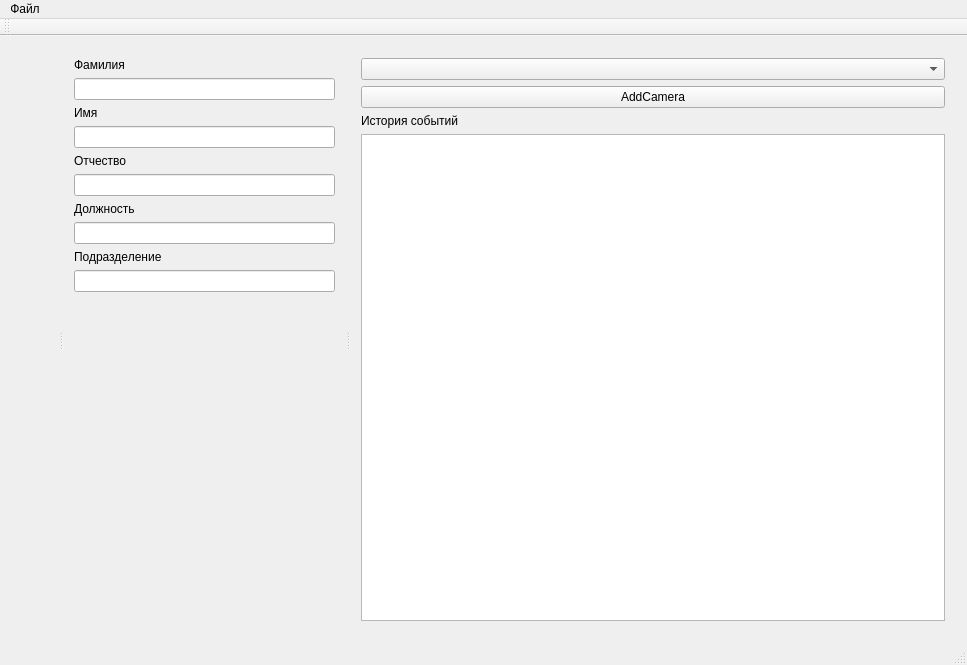
This is mainwindow.ui in artemer981333/LiveFaceRecoSystem as Qt 5 draws it before an edit. The edited form follows.
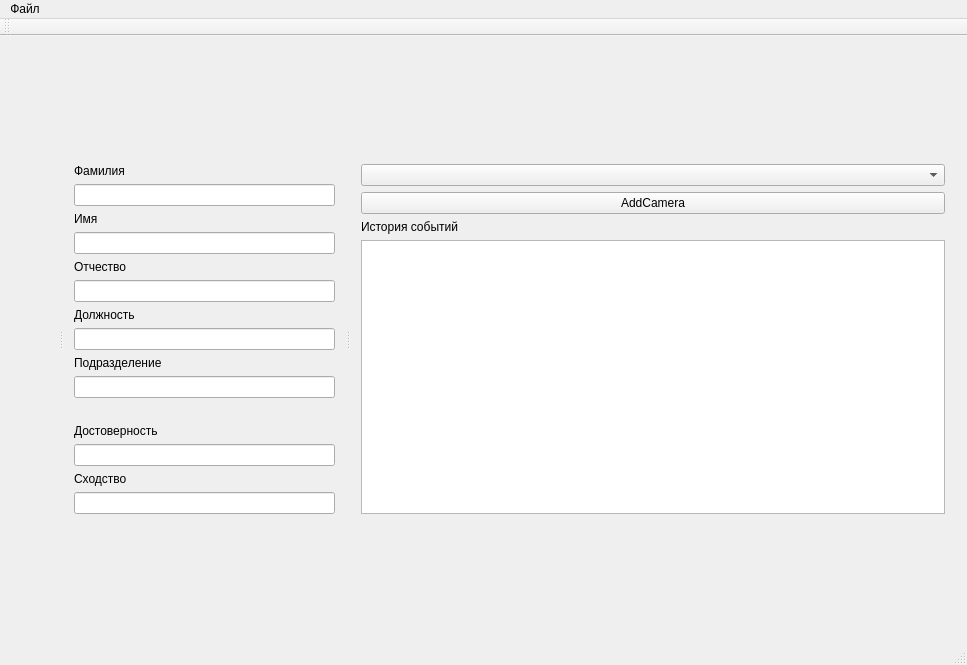
This is the edited form.

```diff
--- a/mainwindow.ui
+++ b/mainwindow.ui
@@ -17,14 +17,27 @@
    <layout class="QHBoxLayout" name="horizontalLayout">
     <item>
      <widget class="QSplitter" name="splitter">
+      <property name="midLineWidth">
+       <number>3</number>
+      </property>
       <property name="orientation">
        <enum>Qt::Horizontal</enum>
       </property>
-      <widget class="QWidget" name="">
-       <layout class="QVBoxLayout" name="VideoLayout"/>
+      <property name="childrenCollapsible">
+       <bool>true</bool>
+      </property>
+      <widget class="QWidget" name="layoutWidget">
+       <layout class="QVBoxLayout" name="VideoLayout">
+        <property name="sizeConstraint">
+         <enum>QLayout::SetMaximumSize</enum>
+        </property>
+       </layout>
       </widget>
-      <widget class="QWidget" name="">
+      <widget class="QWidget" name="layoutWidget">
        <layout class="QVBoxLayout" name="verticalLayout_3">
+        <property name="sizeConstraint">
+         <enum>QLayout::SetDefaultConstraint</enum>
+        </property>
         <item>
          <widget class="QLabel" name="label_3">
           <property name="text">
@@ -33,7 +46,11 @@
          </widget>
         </item>
         <item>
-         <widget class="QLineEdit" name="lineEdit"/>
+         <widget class="QLineEdit" name="SurnameLE">
+          <property name="readOnly">
+           <bool>true</bool>
+          </property>
+         </widget>
         </item>
         <item>
          <widget class="QLabel" name="label_2">
@@ -43,7 +60,11 @@
          </widget>
         </item>
         <item>
-         <widget class="QLineEdit" name="lineEdit_2"/>
+         <widget class="QLineEdit" name="NameLE">
+          <property name="readOnly">
+           <bool>true</bool>
+          </property>
+         </widget>
         </item>
         <item>
          <widget class="QLabel" name="label_4">
@@ -53,7 +74,11 @@
          </widget>
         </item>
         <item>
-         <widget class="QLineEdit" name="lineEdit_3"/>
+         <widget class="QLineEdit" name="LastnameLE">
+          <property name="readOnly">
+           <bool>true</bool>
+          </property>
+         </widget>
         </item>
         <item>
          <widget class="QLabel" name="label_7">
@@ -63,7 +88,11 @@
          </widget>
         </item>
         <item>
-         <widget class="QLineEdit" name="lineEdit_4"/>
+         <widget class="QLineEdit" name="PostLE">
+          <property name="readOnly">
+           <bool>true</bool>
+          </property>
+         </widget>
         </item>
         <item>
          <widget class="QLabel" name="label_5">
@@ -73,10 +102,14 @@
          </widget>
         </item>
         <item>
-         <widget class="QLineEdit" name="lineEdit_5"/>
+         <widget class="QLineEdit" name="SubdivisionLE">
+          <property name="readOnly">
+           <bool>true</bool>
+          </property>
+         </widget>
         </item>
         <item>
-         <widget class="QLabel" name="label_8">
+         <widget class="QLabel" name="PhotoLable">
           <property name="enabled">
            <bool>true</bool>
           </property>
@@ -104,10 +137,41 @@
           </property>
          </spacer>
         </item>
+        <item>
+         <widget class="QLabel" name="label_6">
+          <property name="text">
+           <string>Достоверность</string>
+          </property>
+         </widget>
+        </item>
+        <item>
+         <widget class="QLineEdit" name="ConfidenceLE">
+          <property name="readOnly">
+           <bool>true</bool>
+          </property>
+         </widget>
+        </item>
+        <item>
+         <widget class="QLabel" name="label_8">
+          <property name="text">
+           <string>Сходство</string>
+          </property>
+         </widget>
+        </item>
+        <item>
+         <widget class="QLineEdit" name="SimilarityLE">
+          <property name="readOnly">
+           <bool>true</bool>
+          </property>
+         </widget>
+        </item>
        </layout>
       </widget>
-      <widget class="QWidget" name="">
+      <widget class="QWidget" name="layoutWidget">
        <layout class="QVBoxLayout" name="verticalLayout">
+        <property name="sizeConstraint">
+         <enum>QLayout::SetDefaultConstraint</enum>
+        </property>
         <item>
          <layout class="QVBoxLayout" name="verticalLayout_2">
           <item>
```
Left out of the diff: 9 changed lines with no effect on the pictures.
